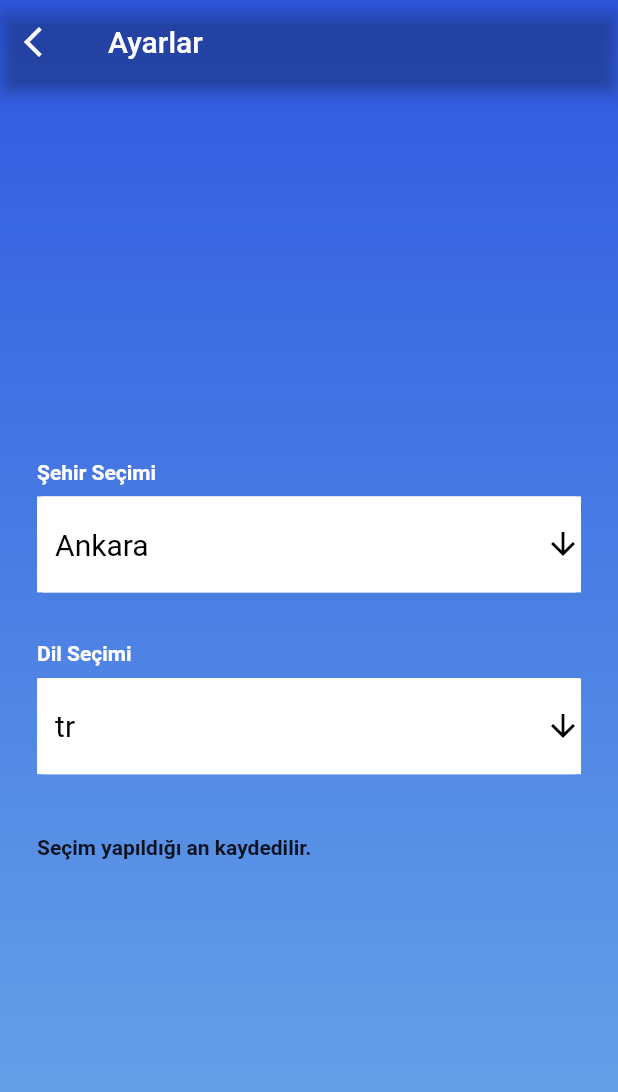
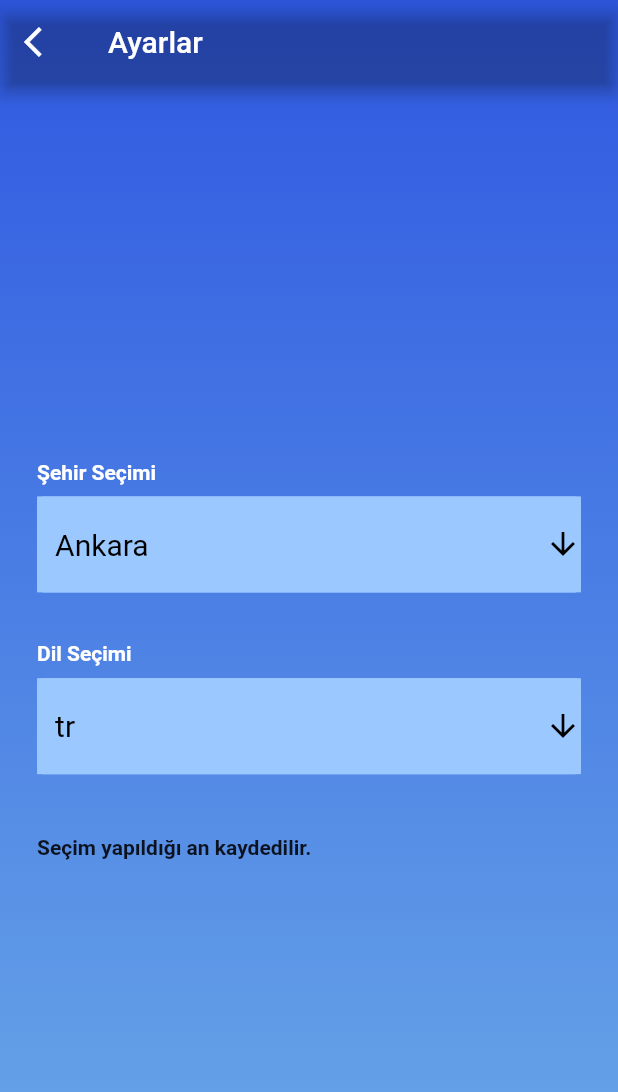
Before and after one commit to UKTQT/Weather---Flutter, a Flutter app: the SettingsView screen opened directly, on a phone screen of 412 x 824 dp. Shown: the top 1092 px of the screen. Run offline on Flutter 3.47's test engine with Material 2 defaults, Android fonts, the phone set to English and light mode, and no system bars; our stand-ins replace dio, flutter_mobx, mobx, shared_preferences; accounts and stored records are empty; generated files the repository leaves out were written again; network calls fail.

Commit message:
settings update

```diff
--- a/lib/feature/home/settings/view/settings_view.dart
+++ b/lib/feature/home/settings/view/settings_view.dart
@@ -72,17 +72,18 @@ class SettingsView extends StatelessWidget {
   SizedBox cityDropDown(BuildContext context) {
     return SizedBox(
       child: Container(
-        color: context.whiteColor,
+        color: context.propertyBox2,
         child: DropdownButtonFormField<String>(
           decoration: InputDecoration(
               enabledBorder: OutlineInputBorder(
                 borderSide: BorderSide(
                   width: 3,
-                  color: context.whiteColor,
+                  color: context.propertyBox2,
                 ),
               ),
               focusedBorder: OutlineInputBorder(
-                  borderSide: BorderSide(width: 3, color: context.whiteColor))),
+                  borderSide:
+                      BorderSide(width: 3, color: context.propertyBox2))),
           isExpanded: true,
           icon: Icon(
             Icons.arrow_downward,
@@ -114,17 +115,18 @@ class SettingsView extends StatelessWidget {
   SizedBox langDropDown(BuildContext context) {
     return SizedBox(
       child: Container(
-        color: context.whiteColor,
+        color: context.propertyBox2,
         child: DropdownButtonFormField<String>(
           decoration: InputDecoration(
               enabledBorder: OutlineInputBorder(
                 borderSide: BorderSide(
                   width: 3,
-                  color: context.whiteColor,
+                  color: context.propertyBox2,
                 ),
               ),
               focusedBorder: OutlineInputBorder(
-                  borderSide: BorderSide(width: 3, color: context.whiteColor))),
+                  borderSide:
+                      BorderSide(width: 3, color: context.propertyBox2))),
           isExpanded: true,
           icon: Icon(
             Icons.arrow_downward,
```
